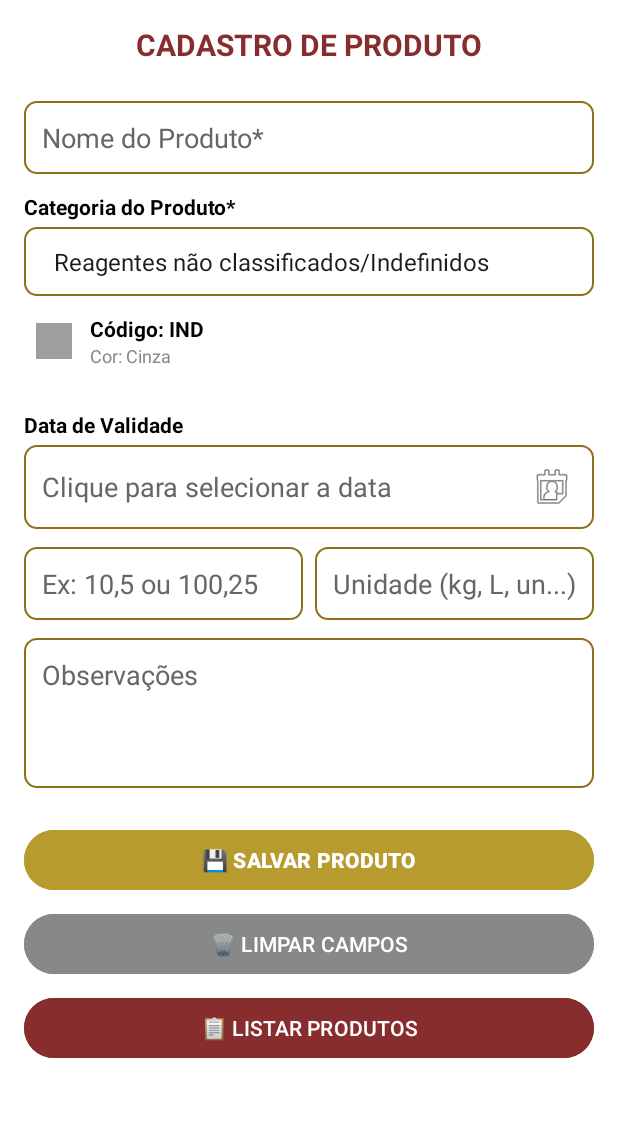
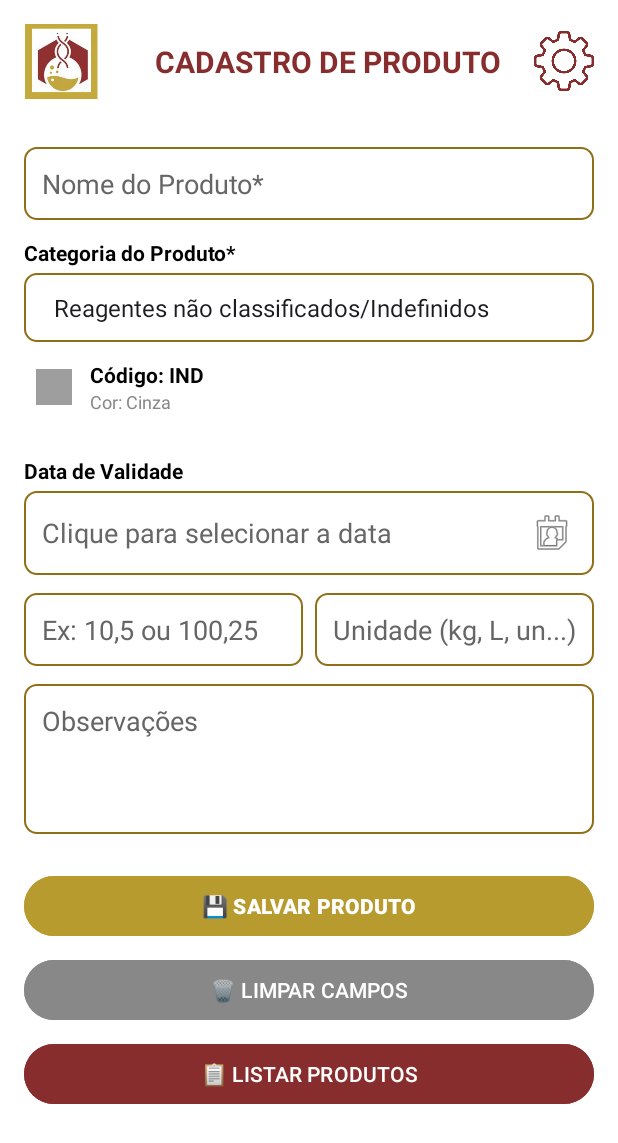
Before and after one commit to pedroohm/LaProBqi, an Android app: the ProdutoActivity screen opened directly, with no data from a screen before it, on a phone screen of 412 x 824 dp. Shown: the top 1143 px of the screen. Run offline under Robolectric (Android 15) with nearby library versions, the phone set to English and light mode, and no system bars.

Commit message:
fix: layout normalization

```diff
--- a/app/src/main/res/layout/activity_produto.xml
+++ b/app/src/main/res/layout/activity_produto.xml
@@ -1,24 +1,56 @@
 <?xml version="1.0" encoding="utf-8"?>
-<ScrollView xmlns:android="http://schemas.android.com/apk/res/android"
+<LinearLayout xmlns:android="http://schemas.android.com/apk/res/android"
     android:layout_width="match_parent"
     android:layout_height="match_parent"
+    android:orientation="vertical"
     android:background="@color/white">
 
+    <!-- Header -->
     <LinearLayout
-        android:orientation="vertical"
-        android:padding="16dp"
+        android:id="@+id/headerLayout"
         android:layout_width="match_parent"
-        android:layout_height="wrap_content">
+        android:layout_height="wrap_content"
+        android:orientation="horizontal"
+        android:gravity="center_vertical"
+        android:padding="16dp">
+
+        <ImageView
+            android:id="@+id/logo"
+            android:layout_width="50dp"
+            android:layout_height="50dp"
+            android:src="@drawable/logo"
+            android:contentDescription="Logo" />
 
         <TextView
-            android:layout_width="match_parent"
+            android:layout_width="0dp"
             android:layout_height="wrap_content"
+            android:layout_weight="1"
             android:text="CADASTRO DE PRODUTO"
             android:textSize="20sp"
             android:textStyle="bold"
             android:textColor="@color/red_brown"
             android:gravity="center"
-            android:layout_marginBottom="24dp"/>
+            android:layout_marginStart="16dp"/>
+
+        <ImageView
+            android:id="@+id/btnConfig"
+            android:layout_width="40dp"
+            android:layout_height="40dp"
+            android:src="@drawable/config"
+            android:clickable="true"
+            android:focusable="true"
+            android:contentDescription="Configurações"/>
+    </LinearLayout>
+
+    <ScrollView
+        android:layout_width="match_parent"
+        android:layout_height="match_parent">
+
+        <LinearLayout
+            android:orientation="vertical"
+            android:padding="16dp"
+            android:layout_width="match_parent"
+            android:layout_height="wrap_content">
 
         <EditText
             android:id="@+id/editNome"
@@ -192,5 +224,6 @@
             android:textSize="14sp"
             android:paddingTop="20dp"
             android:textColor="@color/black"/>
-    </LinearLayout>
-</ScrollView>
+        </LinearLayout>
+    </ScrollView>
+</LinearLayout>
```
Also changed, not shown: app/src/main/res/layout/activity_adicionar_equipamento.xml (+44 -10 lines), app/src/main/res/layout/activity_reservar_equipamento.xml (+44 -11 lines).
